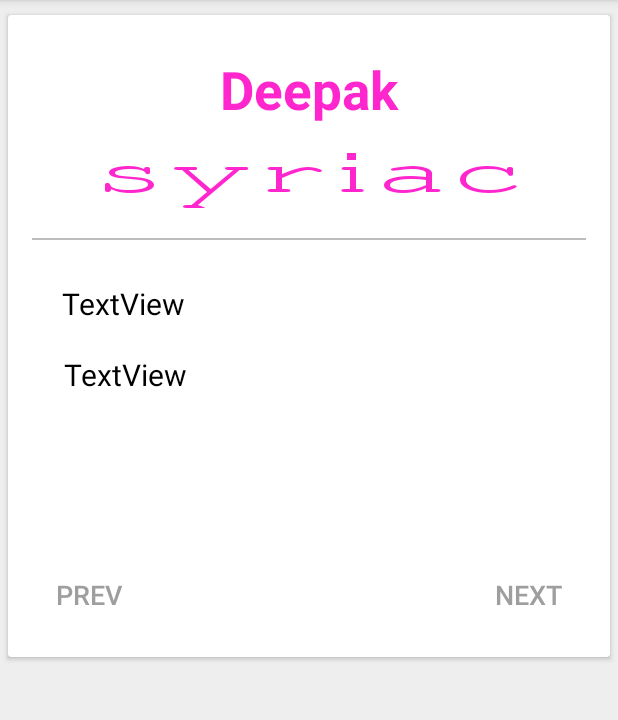
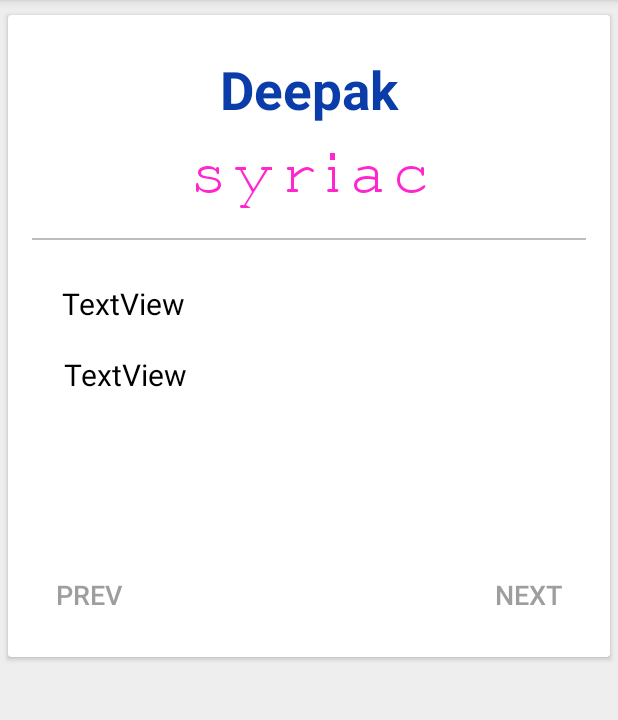
Before and after one commit to trigodeepak/Brikha, an Android app: the ShowDetailsActivity screen opened directly, with no data from a screen before it, after a tap on "NEXT", on a phone screen of 412 x 824 dp, the part 84-804 px from its top. Run offline under Robolectric (Android 15) with nearby library versions, the phone set to English and light mode, and no system bars; 1 statement that could not run was skipped.

Commit message:
Final app without Ads

```diff
--- a/app/src/main/java/com/example/deepak/brikha/Activity/ShowDetailsActivity.java
+++ b/app/src/main/java/com/example/deepak/brikha/Activity/ShowDetailsActivity.java
@@ -9,6 +9,8 @@ import android.view.View;
 
 import com.example.deepak.brikha.Fragment.NameDetailsFragment;
 import com.example.deepak.brikha.R;
+
+import java.io.Serializable;
 
 public class ShowDetailsActivity extends AppCompatActivity {
 
@@ -25,9 +27,18 @@ public class ShowDetailsActivity extends AppCompatActivity {
             getSupportActionBar().setDisplayShowHomeEnabled(true);
         }
 
+        Bundle bundle = new Bundle();
+        bundle.putInt("Index",MainActivity.PassInfo[0]);
+        switch (MainActivity.PassInfo[1]) {
+            case 0:bundle.putSerializable("BabyNameList", (Serializable) MainActivity.babyNameList); break;
+            case 1:bundle.putSerializable("BabyNameList", (Serializable) MainActivity.fbabyNameList); break;
+            case 2:bundle.putSerializable("BabyNameList", (Serializable) MainActivity.mbabyNameList); break;
+        }
+
         NameDetailsFragment nameDetailsFragment = new NameDetailsFragment();
-        FragmentManager fragmentManager = getSupportFragmentManager();
-        fragmentManager.beginTransaction().add(R.id.list_fragment, nameDetailsFragment).commit();
+        nameDetailsFragment.setArguments(bundle);
+        FragmentManager fragmentManager1 = getSupportFragmentManager();
+        fragmentManager1.beginTransaction().replace(R.id.list_fragment, nameDetailsFragment).commit();
 
     }
 
--- a/app/src/main/java/com/example/deepak/brikha/Fragment/FemaleFragment.java
+++ b/app/src/main/java/com/example/deepak/brikha/Fragment/FemaleFragment.java
@@ -42,7 +42,7 @@ public class FemaleFragment extends Fragment {
 //        mAdView.loadAd(adRequest);
 
         recyclerView = view.findViewById(R.id.recycler_view);
-        mAdapter = new DispalyBabyNameAdapter(MainActivity.fbabynameList,1);
+        mAdapter = new DispalyBabyNameAdapter(MainActivity.fbabyNameList,1);
         RecyclerView.LayoutManager mLayoutManager = new LinearLayoutManager(getContext());
         recyclerView.setLayoutManager(mLayoutManager);
         recyclerView.setItemAnimator(new DefaultItemAnimator());
--- a/app/src/main/java/com/example/deepak/brikha/Fragment/NameDetailsFragment.java
+++ b/app/src/main/java/com/example/deepak/brikha/Fragment/NameDetailsFragment.java
@@ -5,22 +5,22 @@ import android.os.Bundle;
 import android.support.annotation.NonNull;
 import android.support.annotation.Nullable;
 import android.support.v4.app.Fragment;
-import android.support.v7.app.AppCompatActivity;
-import android.support.v7.widget.Toolbar;
 import android.text.Html;
+import android.util.Log;
 import android.view.LayoutInflater;
-import android.view.MenuItem;
 import android.view.View;
 import android.view.ViewGroup;
 import android.widget.TextView;
-
-import com.example.deepak.brikha.Activity.MainActivity;
 import com.example.deepak.brikha.Model.BabyName;
 import com.example.deepak.brikha.R;
+
+import java.util.ArrayList;
+import java.util.List;
 
 public class NameDetailsFragment extends Fragment {
     BabyName babyName;
     private int index;
+    private List<BabyName> BabyNameList;
 
     TextView name,pronun,meaning,arabic,arabic_meaning,syriac;
     TextView prev,next;
@@ -33,7 +33,14 @@ public class NameDetailsFragment extends Fragment {
 
         View rootView = inflater.inflate(R.layout.activity_show_details_name,container,false);
 
-        index = MainActivity.PassInfo[0];
+//        index = MainActivity.PassInfo[0];
+        index = 0;
+        BabyNameList = new ArrayList<>();
+        Bundle b = getArguments();
+        if(b!=null){
+        BabyNameList = (List<BabyName>) b.getSerializable("BabyNameList");
+        index = b.getInt("Index");
+        }
 
         name = rootView.findViewById(R.id.tv_name);
         pronun = rootView.findViewById(R.id.tv_pron);
@@ -43,7 +50,6 @@ public class NameDetailsFragment extends Fragment {
         syriac = rootView.findViewById(R.id.tv_syriac);
 
         refreshTextViews();
-
         next = rootView.findViewById(R.id.next_button);
         prev = rootView.findViewById(R.id.prev_button);
 
@@ -51,8 +57,8 @@ public class NameDetailsFragment extends Fragment {
             @Override
             public void onClick(View v) {
                 index++;
-                if (index>= MainActivity.babyNameList.size()){
-                    index-=MainActivity.babyNameList.size();
+                if (index>= BabyNameList.size()){
+                    index-=BabyNameList.size();
                 }
                 refreshTextViews();
             }
@@ -63,38 +69,34 @@ public class NameDetailsFragment extends Fragment {
             public void onClick(View v) {
                 index--;
                 if (index<0){
-                    index = MainActivity.babyNameList.size()-1;
+                    index = BabyNameList.size()-1;
                 }
                 refreshTextViews();
             }
         });
 
-
-
         return rootView;
     }
 
     void refreshTextViews(){
-        switch (MainActivity.PassInfo[1]){
-            case 0: babyName = MainActivity.babyNameList.get(index); break;
-            case 1: babyName = MainActivity.fbabynameList.get(index); break;
-            case 2: babyName = MainActivity.mbabyNameList.get(index); break;
-        }
-
+        if (BabyNameList.size()>0){
+            babyName = BabyNameList.get(index);}
+        Log.d("Size"," "+BabyNameList.size()+babyName.getName());
+        if(babyName!=null) {
             name.setText(babyName.getName());
-        String sourceString = "Pronunciation : "+"<i>/" + babyName.getPronunciation() + "/</i> ";
+            String sourceString = "Pronunciation : " + "<i>/" + babyName.getPronunciation() + "/</i> ";
             pronun.setText(Html.fromHtml(sourceString));
-        meaning.setText("Meaning : "+ babyName.getMeaning());
-        arabic.setText("الكتابة باللغة العربية : "+babyName.getArabic());
+            meaning.setText("Meaning : " + babyName.getMeaning());
+            arabic.setText("الكتابة باللغة العربية : " + babyName.getArabic());
             syriac.setText(babyName.getSyriac());
-        arabic_meaning.setText("المعنى : "+babyName.getArabicMeaning());
-        if (babyName.getIs_boy()){
+            arabic_meaning.setText("المعنى : " + babyName.getArabicMeaning());
+            if (babyName.getIs_boy()) {
                 name.setTextColor(Color.parseColor("#0a3daa"));
                 syriac.setTextColor(Color.parseColor("#0a3daa"));
-        }
-        else{
+            } else {
                 name.setTextColor(Color.parseColor("#ff26ce"));
                 syriac.setTextColor(Color.parseColor("#ff26ce"));
+            }
         }
 
     }
--- a/app/src/main/res/drawable/ic_info.xml
+++ b/app/src/main/res/drawable/ic_info.xml
@@ -4,6 +4,6 @@
         android:viewportWidth="24.0"
         android:viewportHeight="24.0">
     <path
-        android:fillColor="#FF000000"
+        android:fillColor="#fff"
         android:pathData="M11,17h2v-6h-2v6zM12,2C6.48,2 2,6.48 2,12s4.48,10 10,10 10,-4.48 10,-10S17.52,2 12,2zM12,20c-4.41,0 -8,-3.59 -8,-8s3.59,-8 8,-8 8,3.59 8,8 -3.59,8 -8,8zM11,9h2L13,7h-2v2z"/>
 </vector>
--- a/app/src/main/res/layout-land/activity_main.xml
+++ b/app/src/main/res/layout-land/activity_main.xml
@@ -17,7 +17,7 @@
         android:layout_width="1dp"
         android:layout_weight="0"
         android:layout_height="match_parent"
-        android:background="#000"/>
+        android:background="#455A64"/>
 
     <FrameLayout
         android:id="@+id/display_fragment"
--- a/app/src/main/res/layout/activity_show_details_name.xml
+++ b/app/src/main/res/layout/activity_show_details_name.xml
@@ -145,7 +145,7 @@
                     android:layout_marginTop="10dp"
                     android:gravity="center"
                     android:text="syriac"
-                    android:textScaleX="2"
+                    android:letterSpacing=".07"
                     android:textColor="#ff26ce"
                     android:textSize="45sp"
                     app:fontFamily="@font/syriac_font"
```
Also changed, not shown: app/build.gradle (+7 -7 lines), app/src/main/AndroidManifest.xml (+8 -4 lines), app/src/main/java/com/example/deepak/brikha/Activity/MainActivity.java (+82 -121 lines), app/src/main/java/com/example/deepak/brikha/Adapters/DispalyBabyNameAdapter.java (+8 -9 lines), app/src/main/java/com/example/deepak/brikha/Fragment/ListOfNamesFragment.java (+63 -7 lines), app/src/main/java/com/example/deepak/brikha/Model/BabyName.java (+8 -1 lines), app/src/main/res/layout-sw600dp/activity_main.xml (+13 -3 lines), app/src/main/res/layout/activity_main.xml (+11 -0 lines), app/src/main/res/layout/list_baby_name.xml (+8 -11 lines), app/src/main/res/menu/info_menu.xml (added, +11 -0 lines). Lines whose indentation alone changed are shown as unchanged.
